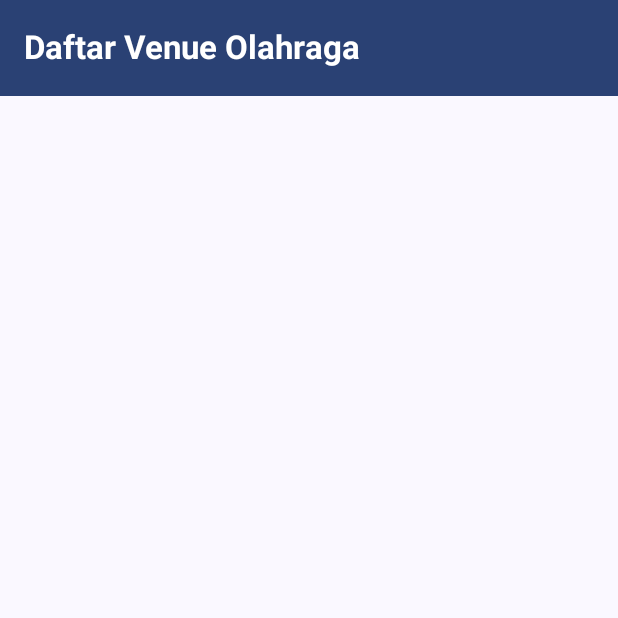
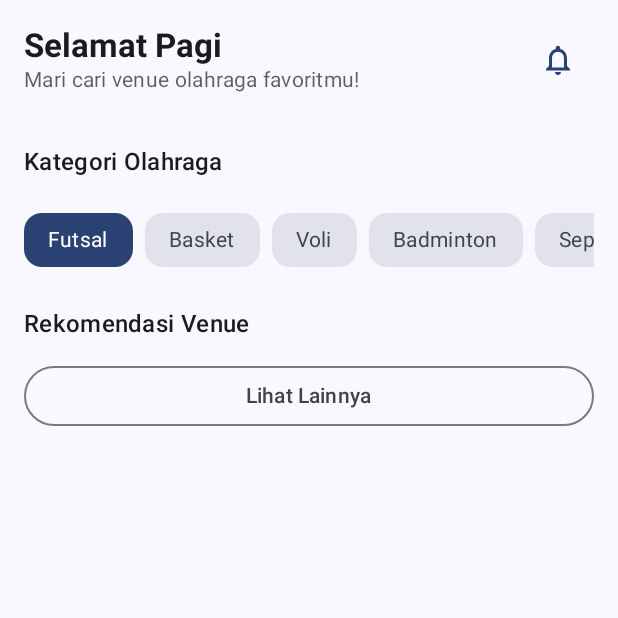
Before and after one commit to prysmoendra/kuymabar_app, an Android app built with Jetpack Compose: the HomeScreen screen opened through its navigation route, on a phone screen of 412 x 824 dp, the top half of it. Run offline under Robolectric (Android 15) with nearby library versions, the phone set to English and light mode, and no system bars; our stand-ins replace Dagger/Hilt's generated code, Firebase (no records; nobody signed in at launch, a user with empty details on screens opened directly).

Commit message:
added view for home screen and added navigation

```diff
--- a/app/src/main/java/com/dakode/kuymabar/MainActivity.kt
+++ b/app/src/main/java/com/dakode/kuymabar/MainActivity.kt
@@ -10,6 +10,7 @@ import androidx.navigation.compose.NavHost
 import androidx.navigation.compose.composable
 import androidx.navigation.compose.rememberNavController
 import com.dakode.kuymabar.ui.screens.LoginScreen
+import com.dakode.kuymabar.ui.screens.MainScreen
 import com.dakode.kuymabar.ui.screens.OnboardingScreen
 import com.dakode.kuymabar.ui.screens.SignUpScreen
 import com.dakode.kuymabar.ui.screens.HomeScreen
@@ -56,6 +57,9 @@ class MainActivity : ComponentActivity() {
                         composable("home") {
                             HomeScreen()
                         }
+                        composable("main_app") {
+                            MainScreen()
+                        }
                     }
                 }
             }
--- a/app/src/main/java/com/dakode/kuymabar/ui/screens/HomeScreen.kt
+++ b/app/src/main/java/com/dakode/kuymabar/ui/screens/HomeScreen.kt
@@ -2,61 +2,211 @@ package com.dakode.kuymabar.ui.screens
 
 import androidx.compose.foundation.layout.*
 import androidx.compose.foundation.lazy.LazyColumn
+import androidx.compose.foundation.lazy.LazyRow
 import androidx.compose.foundation.lazy.items
+import androidx.compose.foundation.shape.RoundedCornerShape
+import androidx.compose.material.icons.Icons
+import androidx.compose.material.icons.outlined.Notifications
 import androidx.compose.material3.*
-import androidx.compose.runtime.Composable
-import androidx.compose.runtime.getValue
+import androidx.compose.runtime.*
 import androidx.compose.ui.Alignment
 import androidx.compose.ui.Modifier
+
+import androidx.compose.ui.text.font.FontWeight
 import androidx.compose.ui.unit.dp
 import androidx.hilt.navigation.compose.hiltViewModel
 import androidx.lifecycle.compose.collectAsStateWithLifecycle
 import com.dakode.kuymabar.model.SportVenue
 import com.dakode.kuymabar.ui.viewmodel.HomeViewModel
+import java.util.*
 
-@OptIn(ExperimentalMaterial3Api::class)
 @Composable
 fun HomeScreen(
     viewModel: HomeViewModel = hiltViewModel()
 ) {
     val uiState by viewModel.uiState.collectAsStateWithLifecycle()
 
-    Scaffold(
-        topBar = {
-            TopAppBar(
-                title = { Text("Daftar Venue Olahraga") },
-                colors = TopAppBarDefaults.topAppBarColors(
-                    containerColor = MaterialTheme.colorScheme.primary,
-                    titleContentColor = MaterialTheme.colorScheme.onPrimary
+    LazyColumn(
+        modifier = Modifier
+            .fillMaxSize()
+            .padding(horizontal = 16.dp),
+        verticalArrangement = Arrangement.spacedBy(16.dp)
+    ) {
+        item {
+            GreetingHeader()
+        }
+
+        item {
+            CategoriesList()
+        }
+
+        item {
+            VenueListSection(uiState = uiState)
+        }
+    }
+}
+
+@Composable
+private fun GreetingHeader() {
+    Row(
+        modifier = Modifier
+            .fillMaxWidth()
+            .padding(vertical = 16.dp),
+        horizontalArrangement = Arrangement.SpaceBetween,
+        verticalAlignment = Alignment.CenterVertically
+    ) {
+        Column {
+            Text(
+                text = getGreeting(),
+                style = MaterialTheme.typography.titleLarge.copy(
+                    fontWeight = FontWeight.Bold
                 )
             )
+            Text(
+                text = "Mari cari venue olahraga favoritmu!",
+                style = MaterialTheme.typography.bodyMedium,
+                color = MaterialTheme.colorScheme.onSurface.copy(alpha = 0.7f)
+            )
         }
-    ) { paddingValues ->
-        Box(
-            modifier = Modifier
-                .fillMaxSize()
-                .padding(paddingValues),
-            contentAlignment = Alignment.Center
+
+        IconButton(
+            onClick = {
+                // TODO: Implementasi notifikasi
+            }
         ) {
-            if (uiState.isLoading) {
-                CircularProgressIndicator()
-            } else if (uiState.error != null) {
-                Text(text = "Error: ${uiState.error}")
-            } else {
-                VenueList(venues = uiState.venues)
+            Icon(
+                imageVector = Icons.Outlined.Notifications,
+                contentDescription = "Notifikasi",
+                tint = MaterialTheme.colorScheme.primary
+            )
+        }
+    }
+}
+
+@Composable
+private fun CategoriesList() {
+    Column {
+        Text(
+            text = "Kategori Olahraga",
+            style = MaterialTheme.typography.titleMedium.copy(
+                fontWeight = FontWeight.SemiBold
+            ),
+            modifier = Modifier.padding(bottom = 12.dp)
+        )
+
+        var selectedCategory by remember { mutableStateOf("Futsal") }
+        val categories = listOf("Futsal", "Basket", "Voli", "Badminton", "Sepak Bola", "Lihat Lainnya")
+
+        LazyRow(
+            horizontalArrangement = Arrangement.spacedBy(8.dp)
+        ) {
+            items(categories) { category ->
+                CategoryChip(
+                    text = category,
+                    isSelected = selectedCategory == category,
+                    onClick = {
+                        if (category != "Lihat Lainnya") {
+                            selectedCategory = category
+                        }
+                        // TODO: Implementasi filter berdasarkan kategori
+                    }
+                )
             }
         }
     }
 }
 
 @Composable
-fun VenueList(venues: List<SportVenue>) {
-    LazyColumn(
-        contentPadding = PaddingValues(16.dp),
-        verticalArrangement = Arrangement.spacedBy(12.dp)
-    ) {
-        items(venues) { venue ->
-            SportVenueCard(venue = venue)
+private fun CategoryChip(
+    text: String,
+    isSelected: Boolean,
+    onClick: () -> Unit
+) {
+    if (text == "Lihat Lainnya") {
+        OutlinedButton(
+            onClick = onClick,
+            shape = RoundedCornerShape(12.dp),
+            colors = ButtonDefaults.outlinedButtonColors(
+                contentColor = MaterialTheme.colorScheme.primary
+            )
+        ) {
+            Text(
+                text = text,
+                style = MaterialTheme.typography.bodyMedium
+            )
+        }
+    } else {
+        Card(
+            onClick = onClick,
+            shape = RoundedCornerShape(12.dp),
+            colors = CardDefaults.cardColors(
+                containerColor = if (isSelected) {
+                    MaterialTheme.colorScheme.primary
+                } else {
+                    MaterialTheme.colorScheme.surfaceVariant
+                }
+            ),
+            modifier = Modifier.padding(vertical = 4.dp)
+        ) {
+            Text(
+                text = text,
+                style = MaterialTheme.typography.bodyMedium,
+                color = if (isSelected) {
+                    MaterialTheme.colorScheme.onPrimary
+                } else {
+                    MaterialTheme.colorScheme.onSurfaceVariant
+                },
+                modifier = Modifier.padding(horizontal = 16.dp, vertical = 8.dp)
+            )
+        }
+    }
+}
+
+@Composable
+private fun VenueListSection(uiState: com.dakode.kuymabar.ui.viewmodel.HomeUiState) {
+    Column {
+        Text(
+            text = "Rekomendasi Venue",
+            style = MaterialTheme.typography.titleMedium.copy(
+                fontWeight = FontWeight.SemiBold
+            ),
+            modifier = Modifier.padding(bottom = 12.dp)
+        )
+
+        if (uiState.isLoading) {
+            Box(
+                modifier = Modifier.fillMaxWidth(),
+                contentAlignment = Alignment.Center
+            ) {
+                CircularProgressIndicator()
+            }
+        } else if (uiState.error != null) {
+            Card(
+                colors = CardDefaults.cardColors(
+                    containerColor = MaterialTheme.colorScheme.errorContainer
+                )
+            ) {
+                Text(
+                    text = "Error: ${uiState.error}",
+                    style = MaterialTheme.typography.bodyMedium,
+                    color = MaterialTheme.colorScheme.onErrorContainer,
+                    modifier = Modifier.padding(16.dp)
+                )
+            }
+        } else {
+            uiState.venues.take(10).forEach { venue ->
+                SportVenueCard(venue = venue)
+                Spacer(modifier = Modifier.height(8.dp))
+            }
+
+            OutlinedButton(
+                onClick = {
+                    // TODO: Navigasi ke halaman semua venue
+                },
+                modifier = Modifier.fillMaxWidth()
+            ) {
+                Text("Lihat Lainnya")
+            }
         }
     }
 }
@@ -65,14 +215,40 @@ fun VenueList(venues: List<SportVenue>) {
 fun SportVenueCard(venue: SportVenue) {
     Card(
         modifier = Modifier.fillMaxWidth(),
-        elevation = CardDefaults.cardElevation(defaultElevation = 4.dp)
+        elevation = CardDefaults.cardElevation(defaultElevation = 2.dp),
+        shape = RoundedCornerShape(12.dp)
     ) {
-        Column(modifier = Modifier.padding(16.dp)) {
-            Text(text = venue.name, style = MaterialTheme.typography.titleMedium)
+        Column(
+            modifier = Modifier.padding(16.dp)
+        ) {
+            Text(
+                text = venue.name,
+                style = MaterialTheme.typography.titleMedium.copy(
+                    fontWeight = FontWeight.SemiBold
+                )
+            )
             Spacer(modifier = Modifier.height(4.dp))
-            Text(text = "Cabang Olahraga: ${venue.sport_branch}", style = MaterialTheme.typography.bodyMedium)
+            Text(
+                text = "Cabang Olahraga: ${venue.sport_branch}",
+                style = MaterialTheme.typography.bodyMedium,
+                color = MaterialTheme.colorScheme.onSurface.copy(alpha = 0.8f)
+            )
             Spacer(modifier = Modifier.height(4.dp))
-            Text(text = "Kecamatan: ${venue.district}", style = MaterialTheme.typography.bodySmall)
+            Text(
+                text = "Kecamatan: ${venue.district}",
+                style = MaterialTheme.typography.bodySmall,
+                color = MaterialTheme.colorScheme.onSurface.copy(alpha = 0.6f)
+            )
         }
     }
 }
+
+private fun getGreeting(): String {
+    val calendar = Calendar.getInstance()
+    return when (calendar.get(Calendar.HOUR_OF_DAY)) {
+        in 5..11 -> "Selamat Pagi"
+        in 12..14 -> "Selamat Siang"
+        in 15..17 -> "Selamat Sore"
+        else -> "Selamat Malam"
+    }
+}
--- a/app/src/main/java/com/dakode/kuymabar/ui/screens/LoginScreen.kt
+++ b/app/src/main/java/com/dakode/kuymabar/ui/screens/LoginScreen.kt
@@ -67,8 +67,8 @@ fun LoginScreen(navController: NavController, viewModel: LoginViewModel = viewMo
     LaunchedEffect(key1 = uiState.loginSuccess) {
         if (uiState.loginSuccess) {
             Toast.makeText(context, "Login Berhasil!", Toast.LENGTH_SHORT).show()
-            // Change "home" to your actual main screen route
-            navController.navigate("home") {
+            // Navigasi ke MainScreen setelah login berhasil
+            navController.navigate("main_app") {
                 popUpTo("login") { inclusive = true }
             }
             viewModel.onNavigationHandled() // Reset state setelah navigasi
```
Also changed, not shown: app/src/main/java/com/dakode/kuymabar/ui/screens/MainScreen.kt (added, +100 -0 lines), 1 other file.
